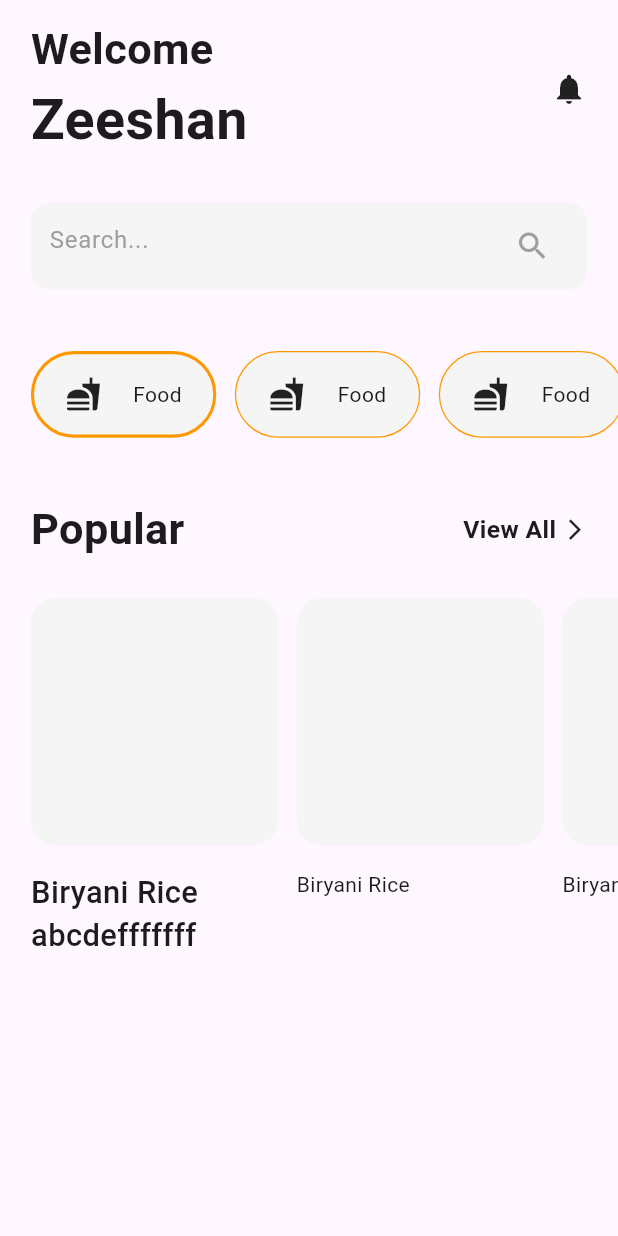
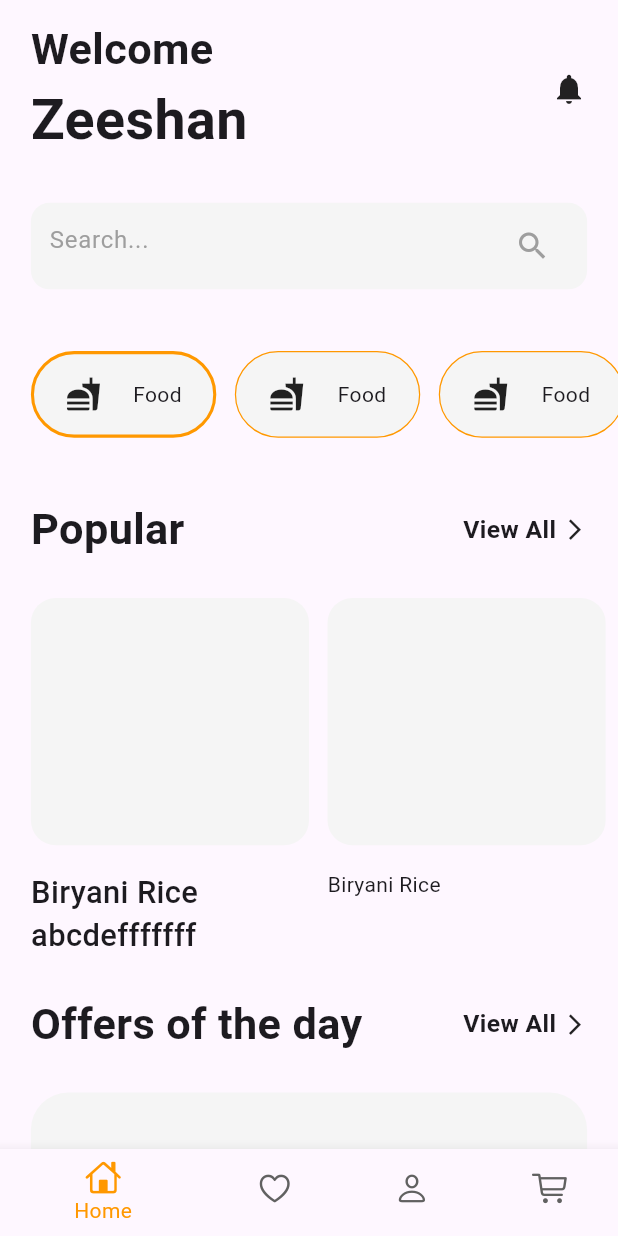
Before and after one commit to SayedZeeshanHyder/RestrauntApp, a Flutter app: the screen it shows after launch, on a phone screen of 412 x 824 dp. Run offline on Flutter 3.47's test engine with Material 3 defaults, Android fonts, the phone set to English and light mode, and no system bars; our stand-ins replace firebase_core, google_fonts; accounts and stored records are empty.

Commit message:
Basic Home page Done with Bottom Nav Bar

```diff
--- a/lib/main.dart
+++ b/lib/main.dart
@@ -1,14 +1,11 @@
 import 'package:flutter/material.dart';
-import 'package:mprapp/firebase_options.dart';
 import 'package:firebase_core/firebase_core.dart';
 
 import 'screens/home/home.dart';
 
 void main() async{
   WidgetsFlutterBinding.ensureInitialized();
-  await Firebase.initializeApp(
-    options: DefaultFirebaseOptions.currentPlatform,
-  );
+  await Firebase.initializeApp();
   runApp(const MyApp());
 }
 
--- a/lib/screens/home/home.dart
+++ b/lib/screens/home/home.dart
@@ -1,14 +1,25 @@
+import 'package:flutter/cupertino.dart';
 import 'package:flutter/material.dart';
 import 'package:google_fonts/google_fonts.dart';
 
-class Home extends StatelessWidget {
+class Home extends StatefulWidget {
+
+
+  @override
+  State<Home> createState() => _HomeState();
+}
+
+class _HomeState extends State<Home> {
+
+  int currentIndex=0;
   @override
   Widget build(BuildContext context) {
     Size size = MediaQuery.of(context).size;
 
     return SafeArea(
       child: Scaffold(
-        body: Center(
+        body: SingleChildScrollView(
+          physics: const BouncingScrollPhysics(),
           child: Column(
             children: [
               Padding(
@@ -63,6 +74,9 @@ class Home extends StatelessWidget {
               SizedBox(
                 height: size.height * 0.05,
               ),
+
+
+              //Chips
               SingleChildScrollView(
                 physics: const BouncingScrollPhysics(),
                 scrollDirection: Axis.horizontal,
@@ -157,6 +171,9 @@ class Home extends StatelessWidget {
               SizedBox(
                 height: size.height * 0.05,
               ),
+
+
+              //Popular Row
               Row(
                 children: [
                   SizedBox(
@@ -187,9 +204,14 @@ class Home extends StatelessWidget {
                   ),
                 ],
               ),
+
+
               SizedBox(
                 height: size.height * 0.03,
               ),
+
+
+              // Popular Cards
               SingleChildScrollView(
                 scrollDirection: Axis.horizontal,
                 physics: const BouncingScrollPhysics(),
@@ -207,7 +229,7 @@ class Home extends StatelessWidget {
                               color: Colors.grey.shade100,
                               borderRadius:
                                   BorderRadius.circular(size.width * 0.04),),
-                          width: size.width * 0.4,
+                          width: size.width * 0.45,
                           height: size.height * 0.2,
                         ),
                         SizedBox(height: size.height*0.02,),
@@ -227,7 +249,7 @@ class Home extends StatelessWidget {
                               color: Colors.grey.shade100,
                               borderRadius:
                                   BorderRadius.circular(size.width * 0.04)),
-                          width: size.width * 0.4,
+                          width: size.width * 0.45,
                           height: size.height * 0.2,
                         ),
                         SizedBox(height: size.height*0.02,),
@@ -245,7 +267,7 @@ class Home extends StatelessWidget {
                               color: Colors.grey.shade100,
                               borderRadius:
                               BorderRadius.circular(size.width * 0.04)),
-                          width: size.width * 0.4,
+                          width: size.width * 0.45,
                           height: size.height * 0.2,
                         ),
                         SizedBox(height: size.height*0.02,),
@@ -263,7 +285,7 @@ class Home extends StatelessWidget {
                               color: Colors.grey.shade100,
                               borderRadius:
                               BorderRadius.circular(size.width * 0.04)),
-                          width: size.width * 0.4,
+                          width: size.width * 0.45,
                           height: size.height * 0.2,
                         ),
                         SizedBox(height: size.height*0.02,),
@@ -281,7 +303,7 @@ class Home extends StatelessWidget {
                               color: Colors.grey.shade100,
                               borderRadius:
                               BorderRadius.circular(size.width * 0.04)),
-                          width: size.width * 0.4,
+                          width: size.width * 0.45,
                           height: size.height * 0.2,
                         ),
                         SizedBox(height: size.height*0.02,),
@@ -295,8 +317,82 @@ class Home extends StatelessWidget {
                   ],
                 ),
               ),
+
+              SizedBox(
+                height: size.height * 0.03,
+              ),
+
+
+              //Offers of the day Row
+              Row(
+                children: [
+                  SizedBox(
+                    width: size.width * 0.05,
+                  ),
+                  Text(
+                    "Offers of the day",
+                    style: GoogleFonts.roboto(
+                        fontSize: size.width * 0.07,
+                        fontWeight: FontWeight.w600),
+                  ),
+                  Spacer(),
+                  Text(
+                    "View All",
+                    style: GoogleFonts.roboto(
+                        fontSize: size.width * 0.04,
+                        fontWeight: FontWeight.w600),
+                  ),
+                  SizedBox(
+                    width: size.width * 0.01,
+                  ),
+                  Icon(
+                    Icons.arrow_forward_ios,
+                    size: size.width * 0.04,
+                  ),
+                  SizedBox(
+                    width: size.width * 0.05,
+                  ),
+                ],
+              ),
+
+
+              SizedBox(
+                height: size.height * 0.03,
+              ),
+
+
+              //Offers Card
+              Container(
+                width: size.width*0.9,
+                height: size.height*0.25,
+                decoration: BoxDecoration(
+                  color: Colors.grey.shade100,
+                  borderRadius: BorderRadius.circular(size.width*0.06)
+                ),
+              ),
+
+              SizedBox(
+                height: size.height*0.05,
+              ),
             ],
           ),
+        ),
+
+        bottomNavigationBar: BottomNavigationBar(
+          onTap: (index){
+            setState(() {
+              currentIndex = index;
+            });
+          },
+          currentIndex: currentIndex,
+          selectedItemColor: Colors.orange,
+          unselectedItemColor: Colors.grey.shade700,
+          items: const [
+            BottomNavigationBarItem(icon: Icon(CupertinoIcons.home),label: "Home"),
+            BottomNavigationBarItem(icon: Icon(CupertinoIcons.heart),label: "Favourites"),
+            BottomNavigationBarItem(icon: Icon(CupertinoIcons.person),label: "Mes"),
+            BottomNavigationBarItem(icon: Icon(CupertinoIcons.cart),label: "Cart"),
+          ],
         ),
       ),
     );
```
